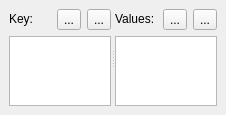
Old version of the form trunk/maestro/gui/plugins/views/stanza_editor/optioneditors/EnvListEditorBase.ui in the repository patrickhartling/maestro.
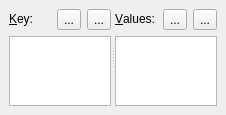
New version of the form. Icons and pictures are not drawn.

Commit message: - Do this the correct way and use Buddy labels.

The edit to the form file:
```diff
--- a/trunk/maestro/gui/plugins/views/stanza_editor/optioneditors/EnvListEditorBase.ui
+++ b/trunk/maestro/gui/plugins/views/stanza_editor/optioneditors/EnvListEditorBase.ui
@@ -62,7 +62,13 @@
           </sizepolicy>
          </property>
          <property name="text" >
-          <string>Key:</string>
+          <string>&amp;Key:</string>
+         </property>
+         <property name="textFormat" >
+          <enum>Qt::PlainText</enum>
+         </property>
+         <property name="buddy" >
+          <cstring>mKeysList</cstring>
          </property>
         </widget>
        </item>
@@ -103,7 +109,13 @@
           </sizepolicy>
          </property>
          <property name="text" >
-          <string>Values:</string>
+          <string>&amp;Values:</string>
+         </property>
+         <property name="textFormat" >
+          <enum>Qt::PlainText</enum>
+         </property>
+         <property name="buddy" >
+          <cstring>mValuesTable</cstring>
          </property>
         </widget>
        </item>
```
The commit also changes 2 other files.
